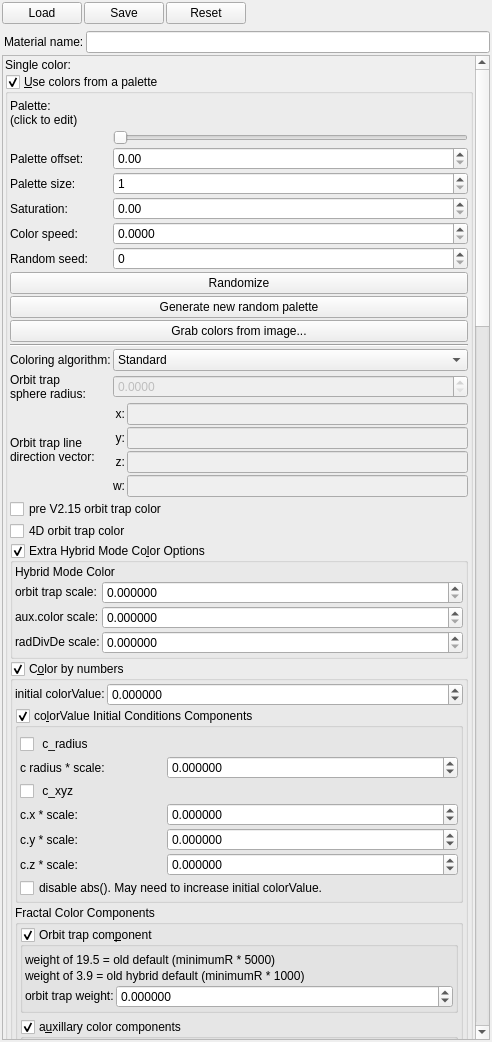
Above: mandelbulber2/qt/material_editor.ui from buddhi1980/mandelbulber2 before the change. Below: the same form after it.
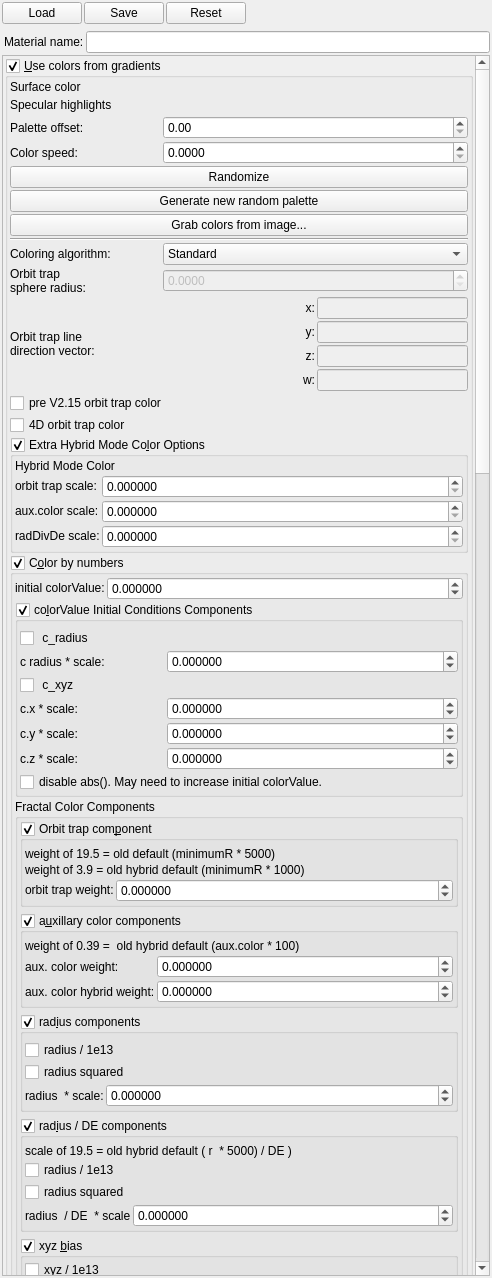
That is the form after the change. Icons and pictures are not drawn. Custom widgets are drawn as their Qt base class.

Commit message: Gradients editors moved from separate window to Material Editor

What changed in the file:
```diff
--- a/mandelbulber2/qt/material_editor.ui
+++ b/mandelbulber2/qt/material_editor.ui
@@ -7,7 +7,7 @@
     <x>0</x>
     <y>0</y>
     <width>492</width>
-    <height>1042</height>
+    <height>1278</height>
    </rect>
   </property>
   <property name="windowTitle">
@@ -121,7 +121,7 @@
         <x>0</x>
         <y>0</y>
         <width>466</width>
-        <height>3672</height>
+        <height>3614</height>
        </rect>
       </property>
       <layout class="QVBoxLayout" name="verticalLayout_2">
@@ -140,43 +140,13 @@
        <property name="bottomMargin">
         <number>2</number>
        </property>
-       <item>
-        <layout class="QGridLayout" name="gridLayout_8">
-         <property name="topMargin">
-          <number>0</number>
-         </property>
-         <item row="0" column="1">
-          <widget class="MyColorButton" name="colorButton_surface_color" native="true">
-           <property name="sizePolicy">
-            <sizepolicy hsizetype="Expanding" vsizetype="Preferred">
-             <horstretch>0</horstretch>
-             <verstretch>0</verstretch>
-            </sizepolicy>
-           </property>
-           <property name="toolTip">
-            <string>&lt;html&gt;&lt;head/&gt;&lt;body&gt;&lt;p&gt;Color of the object's surface . This color is used when 'Use colors from palette' is disabled or when the material is to be applied to a non-fractal object.&lt;/p&gt;&lt;/body&gt;&lt;/html&gt;</string>
-           </property>
-           <property name="text" stdset="0">
-            <string>PushButton</string>
-           </property>
-          </widget>
-         </item>
-         <item row="0" column="0">
-          <widget class="QLabel" name="label_56">
-           <property name="text">
-            <string>Single color:</string>
-           </property>
-          </widget>
-         </item>
-        </layout>
-       </item>
        <item>
         <widget class="MyGroupBox" name="groupCheck_use_colors_from_palette">
          <property name="toolTip">
           <string>&lt;html&gt;&lt;head/&gt;&lt;body&gt;&lt;p&gt;Enables coloring of fractal surface using mathematical algorithms and a color palette. &lt;/p&gt;&lt;p&gt;This option works only for fractal objects, (not for primitive objects.)&lt;/p&gt;&lt;table border=&quot;0&quot; style=&quot; margin-top:0px; margin-bottom:0px; margin-left:0px; margin-right:0px;&quot; cellspacing=&quot;2&quot; cellpadding=&quot;0&quot;&gt;&lt;tr&gt;&lt;td&gt;&lt;p&gt;palette off&lt;/p&gt;&lt;/td&gt;&lt;td&gt;&lt;p&gt;palette on&lt;/p&gt;&lt;/td&gt;&lt;/tr&gt;&lt;tr&gt;&lt;td&gt;&lt;p&gt;&lt;img src=&quot;:/tooltips/tooltips_images/image - resolution 1.jpg&quot;/&gt;&lt;/p&gt;&lt;/td&gt;&lt;td&gt;&lt;p&gt;&lt;img src=&quot;:/tooltips/tooltips_images/image - shader - colouring enabled.jpg&quot;/&gt;&lt;/p&gt;&lt;/td&gt;&lt;/tr&gt;&lt;/table&gt;&lt;/body&gt;&lt;/html&gt;</string>
          </property>
          <property name="title">
-          <string>&amp;Use colors from a palette</string>
+          <string>&amp;Use colors from gradients</string>
          </property>
          <property name="checkable">
           <bool>true</bool>
@@ -197,51 +167,46 @@
           <property name="bottomMargin">
            <number>2</number>
           </property>
+          <item>
+           <widget class="QLabel" name="label_5">
+            <property name="text">
+             <string>Surface color</string>
+            </property>
+           </widget>
+          </item>
           <item>
            <widget class="cGradientEditWidget" name="colorpalette_surface_color_gradient" native="true"/>
           </item>
           <item>
-           <layout class="QGridLayout" name="gridLayout_34" rowstretch="0,0,0,0,0,0,0,0,0,0,0,0,0,0,0,0,0" columnstretch="0,0,1">
+           <widget class="QLabel" name="label_6">
+            <property name="text">
+             <string>Specular highlights</string>
+            </property>
+           </widget>
+          </item>
+          <item>
+           <widget class="cGradientEditWidget" name="colorpalette_specular_gradient" native="true"/>
+          </item>
+          <item>
+           <layout class="QGridLayout" name="gridLayout_34" rowstretch="0,0,0,0,0,0,0,0,0,0,0,0" columnstretch="0,0,0">
             <property name="spacing">
              <number>2</number>
             </property>
-            <item row="5" column="0">
+            <item row="1" column="0">
              <widget class="QLabel" name="label_133">
               <property name="text">
                <string>Color speed:</string>
               </property>
              </widget>
             </item>
-            <item row="6" column="0">
-             <widget class="QLabel" name="label_172">
-              <property name="text">
-               <string>Random seed:</string>
-              </property>
-             </widget>
-            </item>
-            <item row="2" column="0">
+            <item row="0" column="0">
              <widget class="QLabel" name="label_357">
               <property name="text">
                <string>Palette offset:</string>
               </property>
              </widget>
             </item>
-            <item row="3" column="0">
-             <widget class="QLabel" name="label_355">
-              <property name="text">
-               <string>Palette size:</string>
-              </property>
-             </widget>
-            </item>
-            <item row="0" column="0">
-             <widget class="QLabel" name="label_356">
-              <property name="text">
-               <string>Palette:
-(click to edit)</string>
-              </property>
-             </widget>
-            </item>
-            <item row="7" column="0" colspan="3">
+            <item row="2" column="0" colspan="3">
              <widget class="QPushButton" name="pushButton_randomize">
               <property name="sizePolicy">
                <sizepolicy hsizetype="Minimum" vsizetype="Maximum">
@@ -257,7 +222,7 @@
               </property>
              </widget>
             </item>
-            <item row="12" column="0">
+            <item row="7" column="0">
              <widget class="QLabel" name="label_fractal_coloring_circle_radius">
               <property name="text">
                <string>Orbit trap
@@ -265,7 +230,7 @@
               </property>
              </widget>
             </item>
-            <item row="13" column="2">
+            <item row="8" column="2">
              <widget class="MyLineEdit" name="vect4_fractal_coloring_line_direction_x">
               <property name="enabled">
                <bool>false</bool>
@@ -281,14 +246,14 @@
               </property>
              </widget>
             </item>
-            <item row="10" column="0" colspan="3">
+            <item row="5" column="0" colspan="3">
              <widget class="Line" name="line_4">
               <property name="orientation">
                <enum>Qt::Horizontal</enum>
               </property>
              </widget>
             </item>
-            <item row="15" column="2">
+            <item row="10" column="2">
              <widget class="MyLineEdit" name="vect4_fractal_coloring_line_direction_z">
               <property name="enabled">
                <bool>false</bool>
@@ -304,7 +269,7 @@
               </property>
              </widget>
             </item>
-            <item row="13" column="1">
+            <item row="8" column="1">
              <widget class="QLabel" name="label_fractal_coloring_line_direction_x">
               <property name="text">
                <string>x:</string>
@@ -314,7 +279,7 @@
               </property>
              </widget>
             </item>
-            <item row="15" column="1">
+            <item row="10" column="1">
              <widget class="QLabel" name="label_fractal_coloring_line_direction_z">
               <property name="text">
                <string>z:</string>
@@ -324,42 +289,7 @@
               </property>
              </widget>
             </item>
-            <item row="0" column="1" colspan="2">
-             <widget class="ColorPaletteWidget" name="colorpalette_surface_color_palette" native="true">
-              <property name="minimumSize">
-               <size>
-                <width>0</width>
-                <height>30</height>
-               </size>
-              </property>
-              <property name="toolTip">
-               <string>&lt;html&gt;&lt;head/&gt;&lt;body&gt;&lt;p&gt;Cyclic palette of colors which is used to color the fractal surface.&lt;/p&gt;&lt;p&gt;Click on a color to edit the palette&lt;/p&gt;&lt;/body&gt;&lt;/html&gt;</string>
-              </property>
-             </widget>
-            </item>
-            <item row="1" column="1" colspan="2">
-             <widget class="QSlider" name="slider_coloring_palette_offset">
-              <property name="sizePolicy">
-               <sizepolicy hsizetype="Expanding" vsizetype="Maximum">
-                <horstretch>0</horstretch>
-                <verstretch>0</verstretch>
-               </sizepolicy>
-              </property>
-              <property name="minimum">
-               <number>0</number>
-              </property>
-              <property name="maximum">
-               <number>1000</number>
-              </property>
-              <property name="singleStep">
-               <number>1</number>
-              </property>
-              <property name="orientation">
-               <enum>Qt::Horizontal</enum>
-              </property>
-             </widget>
-            </item>
-            <item row="9" column="0" colspan="3">
+            <item row="4" column="0" colspan="3">
              <widget class="QPushButton" name="pushButton_getPaletteFromImage">
               <property name="sizePolicy">
                <sizepolicy hsizetype="Minimum" vsizetype="Maximum">
@@ -375,70 +305,7 @@
               </property>
              </widget>
             </item>
-            <item row="4" column="0">
-             <widget class="QLabel" name="label_173">
-              <property name="text">
-               <string>Saturation:</string>
-              </property>
-             </widget>
-            </item>
-            <item row="3" column="1" colspan="2">
-             <widget class="MySpinBox" name="spinboxInt_coloring_palette_size">
-              <property name="sizePolicy">
-               <sizepolicy hsizetype="Minimum" vsizetype="Maximum">
-                <horstretch>0</horstretch>
-                <verstretch>0</verstretch>
-               </sizepolicy>
-              </property>
-              <property name="toolTip">
-               <string>&lt;html&gt;&lt;head/&gt;&lt;body&gt;&lt;p&gt;Number of colors used in the color palette.&lt;/p&gt;&lt;p&gt;To apply changes to the palette size, click on &lt;span style=&quot; font-style:italic;&quot;&gt;Generate new random palette&lt;/span&gt;&lt;/p&gt;&lt;/body&gt;&lt;/html&gt;</string>
-              </property>
-              <property name="minimum">
-               <number>1</number>
-              </property>
-              <property name="maximum">
-               <number>255</number>
-              </property>
-             </widget>
-            </item>
-            <item row="4" column="1" colspan="2">
-             <widget class="MyDoubleSpinBox" name="spinbox_coloring_saturation">
-              <property name="sizePolicy">
-               <sizepolicy hsizetype="Minimum" vsizetype="Maximum">
-                <horstretch>0</horstretch>
-                <verstretch>0</verstretch>
-               </sizepolicy>
-              </property>
-              <property name="toolTip">
-               <string>&lt;html&gt;&lt;head/&gt;&lt;body&gt;&lt;p&gt;Saturation of colors in a random color palette &lt;/p&gt;&lt;p&gt;To apply changes of saturation, click on &lt;span style=&quot; font-style:italic;&quot;&gt;Generate new random palette&lt;/span&gt;&lt;/p&gt;&lt;/body&gt;&lt;/html&gt;</string>
-              </property>
-              <property name="accelerated">
-               <bool>false</bool>
-              </property>
-              <property name="prefix">
-               <string/>
-              </property>
-              <property name="suffix">
-               <string/>
-              </property>
-              <property name="decimals">
-               <number>2</number>
-              </property>
-              <property name="minimum">
-               <double>0.000000000000000</double>
-              </property>
-              <property name="maximum">
-               <double>1000.000000000000000</double>
-              </property>
-              <property name="singleStep">
-               <double>0.010000000000000</double>
-              </property>
-              <property name="value">
-               <double>0.000000000000000</double>
-              </property>
-             </widget>
-            </item>
-            <item row="5" column="1" colspan="2">
+            <item row="1" column="1" colspan="2">
              <widget class="MyDoubleSpinBox" name="spinbox_coloring_speed">
               <property name="sizePolicy">
                <sizepolicy hsizetype="Minimum" vsizetype="Maximum">
@@ -475,7 +342,7 @@
               </property>
              </widget>
             </item>
-            <item row="12" column="1" colspan="2">
+            <item row="7" column="1" colspan="2">
              <widget class="MyDoubleSpinBox" name="spinbox_fractal_coloring_sphere_radius">
               <property name="enabled">
                <bool>false</bool>
@@ -516,22 +383,6 @@
              </widget>
             </item>
             <item row="6" column="1" colspan="2">
-             <widget class="MySpinBox" name="spinboxInt_coloring_random_seed">
-              <property name="sizePolicy">
-               <sizepolicy hsizetype="Minimum" vsizetype="Maximum">
-                <horstretch>0</horstretch>
-                <verstretch>0</verstretch>
-               </sizepolicy>
-              </property>
-              <property name="toolTip">
-               <string>&lt;html&gt;&lt;head/&gt;&lt;body&gt;&lt;p&gt;Seed value for the random palette generator&lt;/p&gt;&lt;/body&gt;&lt;/html&gt;</string>
-              </property>
-              <property name="maximum">
-               <number>999999</number>
-              </property>
-             </widget>
-            </item>
-            <item row="11" column="1" colspan="2">
              <widget class="MyComboBox" name="comboBox_fractal_coloring_algorithm">
               <property name="sizePolicy">
                <sizepolicy hsizetype="Preferred" vsizetype="Preferred">
@@ -569,7 +420,7 @@
               </item>
              </widget>
             </item>
-            <item row="14" column="1">
+            <item row="9" column="1">
              <widget class="QLabel" name="label_fractal_coloring_line_direction_y">
               <property name="text">
                <string>y:</string>
@@ -579,7 +430,7 @@
               </property>
              </widget>
             </item>
-            <item row="8" column="0" colspan="3">
+            <item row="3" column="0" colspan="3">
              <widget class="QPushButton" name="pushButton_randomPalette">
               <property name="sizePolicy">
                <sizepolicy hsizetype="Minimum" vsizetype="Maximum">
@@ -595,14 +446,14 @@
               </property>
              </widget>
             </item>
-            <item row="11" column="0">
+            <item row="6" column="0">
              <widget class="QLabel" name="label_354">
               <property name="text">
                <string>Coloring algorithm:</string>
               </property>
              </widget>
             </item>
-            <item row="14" column="2">
+            <item row="9" column="2">
              <widget class="MyLineEdit" name="vect4_fractal_coloring_line_direction_y">
               <property name="enabled">
                <bool>false</bool>
@@ -618,7 +469,7 @@
               </property>
              </widget>
             </item>
-            <item row="2" column="1" colspan="2">
+            <item row="0" column="1" colspan="2">
              <widget class="MyDoubleSpinBox" name="spinbox_coloring_palette_offset">
               <property name="sizePolicy">
                <sizepolicy hsizetype="Minimum" vsizetype="Maximum">
@@ -655,7 +506,7 @@
               </property>
              </widget>
             </item>
-            <item row="16" column="1">
+            <item row="11" column="1">
              <widget class="QLabel" name="label_fractal_coloring_line_direction_z_2">
               <property name="text">
                <string>w:</string>
@@ -665,7 +516,7 @@
               </property>
              </widget>
             </item>
-            <item row="16" column="2">
+            <item row="11" column="2">
              <widget class="MyLineEdit" name="vect4_fractal_coloring_line_direction_w">
               <property name="enabled">
                <bool>false</bool>
@@ -681,7 +532,7 @@
               </property>
              </widget>
             </item>
-            <item row="13" column="0" rowspan="4">
+            <item row="8" column="0" rowspan="4">
              <widget class="QLabel" name="label_fractal_coloring_line_direction">
               <property name="text">
                <string>Orbit trap line
@@ -2587,6 +2438,57 @@
         </widget>
        </item>
        <item>
+        <widget class="QGroupBox" name="groupBox">
+         <property name="title">
+          <string>Surface color</string>
+         </property>
+         <layout class="QVBoxLayout" name="verticalLayout_6">
+          <property name="spacing">
+           <number>2</number>
+          </property>
+          <property name="leftMargin">
+           <number>2</number>
+          </property>
+          <property name="topMargin">
+           <number>2</number>
+          </property>
+          <property name="rightMargin">
+           <number>2</number>
+          </property>
+          <property name="bottomMargin">
+           <number>2</number>
+          </property>
+          <item>
+           <layout class="QGridLayout" name="gridLayout_8">
+            <property name="topMargin">
+             <number>0</number>
+            </property>
+            <item row="0" column="1">
+             <widget class="MyColorButton" name="colorButton_surface_color" native="true">
+              <property name="sizePolicy">
+               <sizepolicy hsizetype="Expanding" vsizetype="Preferred">
+                <horstretch>0</horstretch>
+                <verstretch>0</verstretch>
+               </sizepolicy>
+              </property>
+              <property name="toolTip">
+               <string>&lt;html&gt;&lt;head/&gt;&lt;body&gt;&lt;p&gt;Color of the object's surface . This color is used when 'Use colors from palette' is disabled or when the material is to be applied to a non-fractal object.&lt;/p&gt;&lt;/body&gt;&lt;/html&gt;</string>
+              </property>
+              <property name="text" stdset="0">
+               <string>PushButton</string>
+              </property>
+             </widget>
+            </item>
+            <item row="0" column="0">
+             <widget class="QLabel" name="label_56">
+              <property name="text">
+               <string>Single color:</string>
+              </property>
+             </widget>
+            </item>
+           </layout>
+          </item>
+          <item>
         <widget class="MyGroupBox" name="groupCheck_use_color_texture">
          <property name="toolTip">
           <string>&lt;html&gt;&lt;head/&gt;&lt;body&gt;&lt;p&gt;Use image file as color texture.&lt;/p&gt;&lt;p&gt;Color texture is mixed with 'Single Color' (if palette is off) or 'Palette' (if palette is on). &lt;/p&gt;&lt;p&gt;example:&lt;/p&gt;&lt;p&gt;&lt;img src=&quot;:/tooltips/tooltips_images/material - color texture.jpg&quot;/&gt;&lt;/p&gt;&lt;/body&gt;&lt;/html&gt;</string>
@@ -2678,6 +2580,9 @@
          </layout>
         </widget>
        </item>
+         </layout>
+        </widget>
+       </item>
        <item>
         <widget class="QGroupBox" name="groupBox_6">
          <property name="title">
@@ -4560,12 +4465,6 @@
    <extends>QWidget</extends>
    <header>file_select_widget.h</header>
   </customwidget>
-  <customwidget>
-   <class>ColorPaletteWidget</class>
-   <extends>QWidget</extends>
-   <header>color_palette_widget.h</header>
-   <container>1</container>
-  </customwidget>
   <customwidget>
    <class>cMaterialWidget</class>
    <extends>QWidget</extends>
```
Left out of the diff: 2 changed lines with no effect on the pictures. Lines whose indentation alone changed are shown as unchanged. The commit also changes 10 other files.
